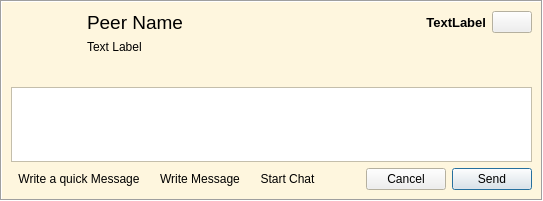
Qt form retroshare-gui/src/gui/feeds/ChatMsgItem.ui (RetroShare/RetroShare) before a commit.
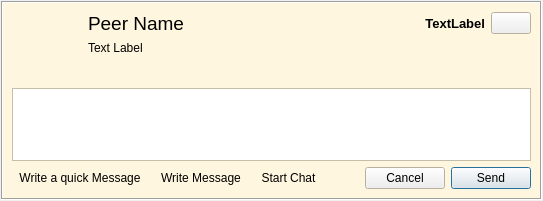
The same form after that commit. Icons and pictures are not drawn. Custom widgets are drawn as their Qt base class.

```diff
--- a/retroshare-gui/src/gui/feeds/ChatMsgItem.ui
+++ b/retroshare-gui/src/gui/feeds/ChatMsgItem.ui
@@ -11,8 +11,17 @@
    </rect>
   </property>
   <layout class="QGridLayout" name="gridLayout_1">
-   <property name="margin">
-    <number>0</number>
+   <property name="leftMargin">
+    <number>1</number>
+   </property>
+   <property name="topMargin">
+    <number>1</number>
+   </property>
+   <property name="rightMargin">
+    <number>1</number>
+   </property>
+   <property name="bottomMargin">
+    <number>1</number>
    </property>
    <item row="0" column="0">
     <widget class="QFrame" name="frame">
@@ -204,32 +213,22 @@
         </property>
        </widget>
       </item>
-      <item row="2" column="0" colspan="5">
-       <widget class="QFrame" name="frame_2">
-        <layout class="QGridLayout" name="gridLayout_4">
-         <property name="margin">
+      <item row="3" column="0" colspan="5">
+       <widget class="QFrame" name="buttonFrame">
+        <layout class="QHBoxLayout" name="horizontalLayout">
+         <property name="leftMargin">
           <number>0</number>
          </property>
-         <item row="0" column="0" colspan="6">
-          <widget class="QFrame" name="messageFrame">
-           <layout class="QGridLayout" name="gridLayout_3">
-            <property name="margin">
-             <number>0</number>
-            </property>
-            <item row="0" column="0" colspan="2">
-             <widget class="QTextEdit" name="quickmsgText">
-              <property name="maximumSize">
-               <size>
-                <width>16777215</width>
-                <height>115</height>
-               </size>
-              </property>
-             </widget>
-            </item>
-           </layout>
-          </widget>
-         </item>
-         <item row="1" column="0">
+         <property name="topMargin">
+          <number>0</number>
+         </property>
+         <property name="rightMargin">
+          <number>0</number>
+         </property>
+         <property name="bottomMargin">
+          <number>0</number>
+         </property>
+         <item>
           <widget class="QToolButton" name="quickmsgButton">
            <property name="focusPolicy">
             <enum>Qt::NoFocus</enum>
@@ -252,7 +251,7 @@
            </property>
           </widget>
          </item>
-         <item row="1" column="1">
+         <item>
           <widget class="QToolButton" name="msgButton">
            <property name="sizePolicy">
             <sizepolicy hsizetype="Fixed" vsizetype="Fixed">
@@ -281,7 +280,7 @@
            </property>
           </widget>
          </item>
-         <item row="1" column="2">
+         <item>
           <widget class="QToolButton" name="chatButton">
            <property name="sizePolicy">
             <sizepolicy hsizetype="Fixed" vsizetype="Fixed">
@@ -313,7 +312,7 @@
            </property>
           </widget>
          </item>
-         <item row="1" column="3">
+         <item>
           <spacer name="horizontalSpacer_3">
            <property name="orientation">
             <enum>Qt::Horizontal</enum>
@@ -326,7 +325,17 @@
            </property>
           </spacer>
          </item>
-         <item row="1" column="5">
+         <item>
+          <widget class="QPushButton" name="cancelButton">
+           <property name="focusPolicy">
+            <enum>Qt::NoFocus</enum>
+           </property>
+           <property name="text">
+            <string>Cancel</string>
+           </property>
+          </widget>
+         </item>
+         <item>
           <widget class="QPushButton" name="sendButton">
            <property name="focusPolicy">
             <enum>Qt::NoFocus</enum>
@@ -339,13 +348,31 @@
            </property>
           </widget>
          </item>
-         <item row="1" column="4">
-          <widget class="QPushButton" name="cancelButton">
-           <property name="focusPolicy">
-            <enum>Qt::NoFocus</enum>
-           </property>
-           <property name="text">
-            <string>Cancel</string>
+        </layout>
+       </widget>
+      </item>
+      <item row="2" column="0" colspan="5">
+       <widget class="QFrame" name="messageFrame">
+        <layout class="QGridLayout" name="gridLayout_3">
+         <property name="leftMargin">
+          <number>0</number>
+         </property>
+         <property name="topMargin">
+          <number>0</number>
+         </property>
+         <property name="rightMargin">
+          <number>0</number>
+         </property>
+         <property name="bottomMargin">
+          <number>0</number>
+         </property>
+         <item row="0" column="0" colspan="2">
+          <widget class="QTextEdit" name="quickmsgText">
+           <property name="maximumSize">
+            <size>
+             <width>16777215</width>
+             <height>115</height>
+            </size>
            </property>
           </widget>
          </item>
```
